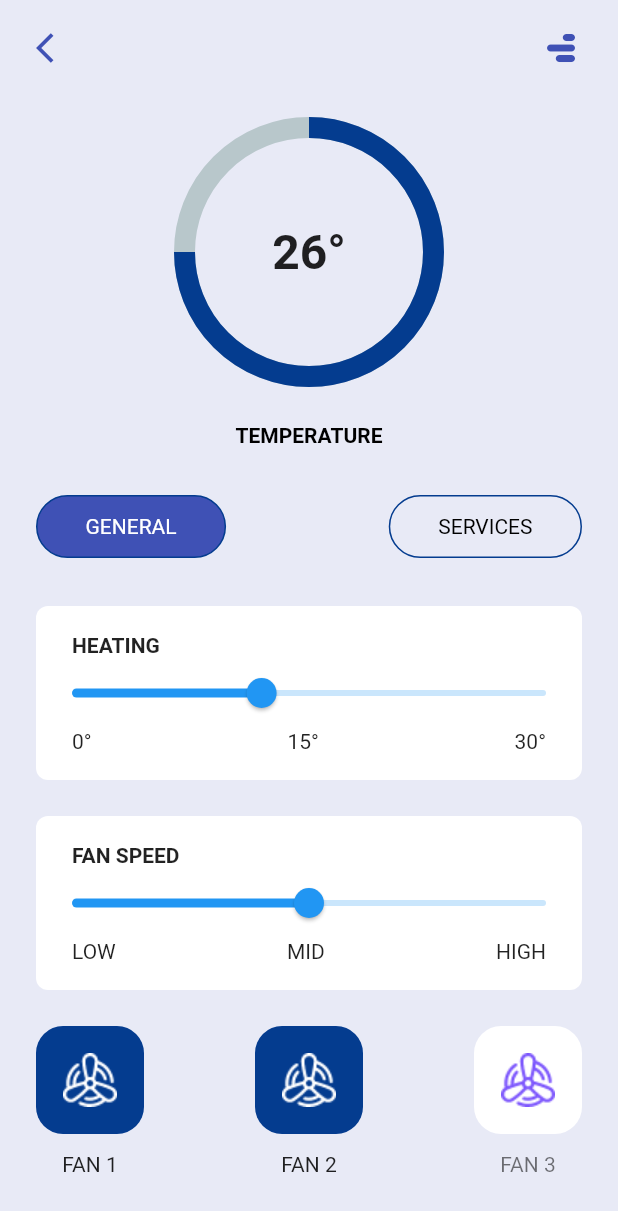
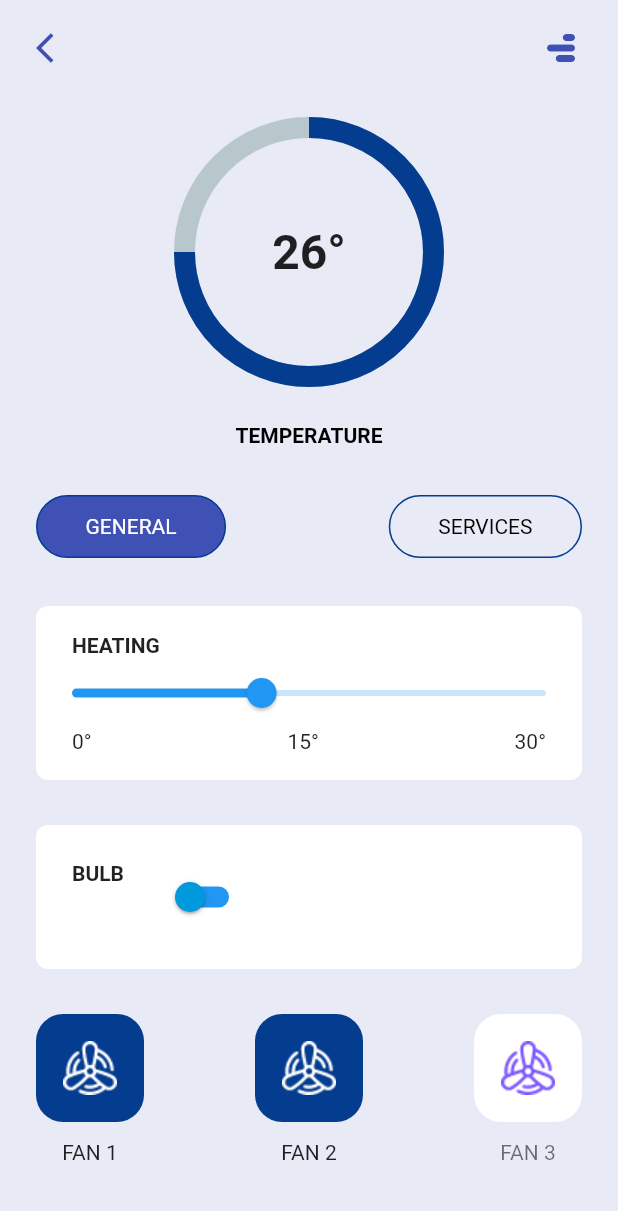
Before and after one commit to Neba-Emmanuel/veete, a Flutter app: the TemperaturePage screen opened directly, on a phone screen of 412 x 824 dp. Shown: the top 1211 px of the screen. Run offline on Flutter 3.47's test engine with Material 2 defaults, Android fonts, the phone set to English and light mode, and no system bars; drawn by our look-alikes of percent_indicator.

Commit message:
Update living_room.dart

```diff
--- a/lib/screens/living_room/living_room.dart
+++ b/lib/screens/living_room/living_room.dart
@@ -124,41 +124,36 @@ class _TemperaturePageState extends State<TemperaturePage> {
                     ),
                     const SizedBox(height: 24),
                     Container(
-                      padding: const EdgeInsets.symmetric(vertical: 18),
+                      margin: const EdgeInsets.symmetric(vertical: 6),
+                      padding: const EdgeInsets.symmetric(vertical: 24),
                       decoration: BoxDecoration(
                         color: COLORS.kPrimaryColor,
                         borderRadius: BorderRadius.circular(8),
                       ),
-                      child: Column(
+                      child: Row(
                         crossAxisAlignment: CrossAxisAlignment.start,
+                        mainAxisAlignment: MainAxisAlignment.start,
                         children: [
                           const Padding(
                             padding: EdgeInsets.symmetric(horizontal: 24),
                             child: Text(
-                              'FAN SPEED',
+                              'BULB',
                               style: TextStyle(
                                 fontWeight: FontWeight.bold,
                               ),
                             ),
                           ),
-                          Slider(
-                            value: fan,
-                            onChanged: (newFan) {
-                              setState(() => fan = newFan);
-                            },
-                            max: 30,
-                          ),
-                          Padding(
-                            padding: const EdgeInsets.symmetric(horizontal: 24),
-                            child: Row(
-                              mainAxisAlignment: MainAxisAlignment.spaceBetween,
-                              children: const [
-                                Text('LOW'),
-                                Text('MID'),
-                                Text('HIGH'),
-                              ],
+                          Center(
+                            child:
+                            Switch(
+                              onChanged: toggleSwitch,
+                              activeColor: COLORS.kVeryLight,
+                              inactiveThumbColor: COLORS.kVeryLight,
+                              inactiveTrackColor: Colors.blue,
+                              value: isSwitched,
                             ),
                           )
+
                         ],
                       ),
                     ),
@@ -180,6 +175,20 @@ class _TemperaturePageState extends State<TemperaturePage> {
         ),
       ),
     );
+  }
+
+  bool isSwitched = false;
+  void toggleSwitch(bool value){
+    if(isSwitched == false){
+      setState((){
+        isSwitched = true;
+      });
+    }
+    else{
+      setState((){
+        isSwitched = false;
+      });
+    }
   }
 
   Widget _fan({
```
